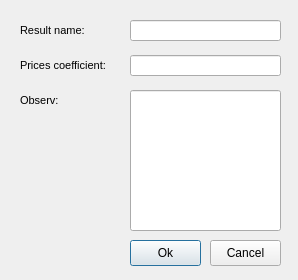
Above: ui/plan_estimate_result_new.ui from Giswater/giswater_qgis_plugin before the change. Below: the same form after it.
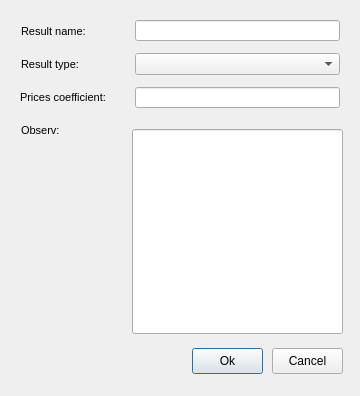
That is the form after the change.

Commit message: Add ComboBox result_type on plan_estimate_result_new

Diff of the .ui file:
```diff
--- a/ui/plan_estimate_result_new.ui
+++ b/ui/plan_estimate_result_new.ui
@@ -6,8 +6,8 @@
    <rect>
     <x>0</x>
     <y>0</y>
-    <width>298</width>
-    <height>280</height>
+    <width>360</width>
+    <height>396</height>
    </rect>
   </property>
   <property name="windowTitle">
@@ -19,9 +19,9 @@
    </property>
    <property name="geometry">
     <rect>
-     <x>130</x>
-     <y>55</y>
-     <width>151</width>
+     <x>135</x>
+     <y>87</y>
+     <width>205</width>
      <height>21</height>
     </rect>
    </property>
@@ -42,8 +42,8 @@
    <property name="geometry">
     <rect>
      <x>20</x>
-     <y>55</y>
-     <width>121</width>
+     <y>87</y>
+     <width>106</width>
      <height>21</height>
     </rect>
    </property>
@@ -62,8 +62,8 @@
   <widget class="QPushButton" name="btn_calculate">
    <property name="geometry">
     <rect>
-     <x>130</x>
-     <y>240</y>
+     <x>192</x>
+     <y>348</y>
      <width>71</width>
      <height>26</height>
     </rect>
@@ -75,8 +75,8 @@
   <widget class="QPushButton" name="btn_close">
    <property name="geometry">
     <rect>
-     <x>210</x>
-     <y>240</y>
+     <x>272</x>
+     <y>348</y>
      <width>71</width>
      <height>26</height>
     </rect>
@@ -88,8 +88,8 @@
   <widget class="QLabel" name="label_result_name">
    <property name="geometry">
     <rect>
-     <x>20</x>
-     <y>20</y>
+     <x>21</x>
+     <y>21</y>
      <width>111</width>
      <height>21</height>
     </rect>
@@ -112,9 +112,9 @@
    </property>
    <property name="geometry">
     <rect>
-     <x>130</x>
+     <x>135</x>
      <y>20</y>
-     <width>151</width>
+     <width>205</width>
      <height>21</height>
     </rect>
    </property>
@@ -137,10 +137,10 @@
    </property>
    <property name="geometry">
     <rect>
-     <x>130</x>
-     <y>90</y>
-     <width>151</width>
-     <height>141</height>
+     <x>132</x>
+     <y>129</y>
+     <width>211</width>
+     <height>205</height>
     </rect>
    </property>
    <property name="font">
@@ -159,8 +159,8 @@
   <widget class="QLabel" name="label_observ">
    <property name="geometry">
     <rect>
-     <x>20</x>
-     <y>90</y>
+     <x>21</x>
+     <y>120</y>
      <width>111</width>
      <height>21</height>
     </rect>
@@ -177,6 +177,37 @@
     <string>Observ:</string>
    </property>
   </widget>
+  <widget class="QLabel" name="label_result_type">
+   <property name="geometry">
+    <rect>
+     <x>21</x>
+     <y>54</y>
+     <width>106</width>
+     <height>21</height>
+    </rect>
+   </property>
+   <property name="font">
+    <font>
+     <family>MS Shell Dlg 2</family>
+     <pointsize>8</pointsize>
+     <weight>50</weight>
+     <bold>false</bold>
+    </font>
+   </property>
+   <property name="text">
+    <string>Result type:</string>
+   </property>
+  </widget>
+  <widget class="QComboBox" name="cmb_result_type">
+   <property name="geometry">
+    <rect>
+     <x>135</x>
+     <y>53</y>
+     <width>205</width>
+     <height>22</height>
+    </rect>
+   </property>
+  </widget>
  </widget>
  <resources/>
  <connections/>
```
The commit also changes 1 other file.
